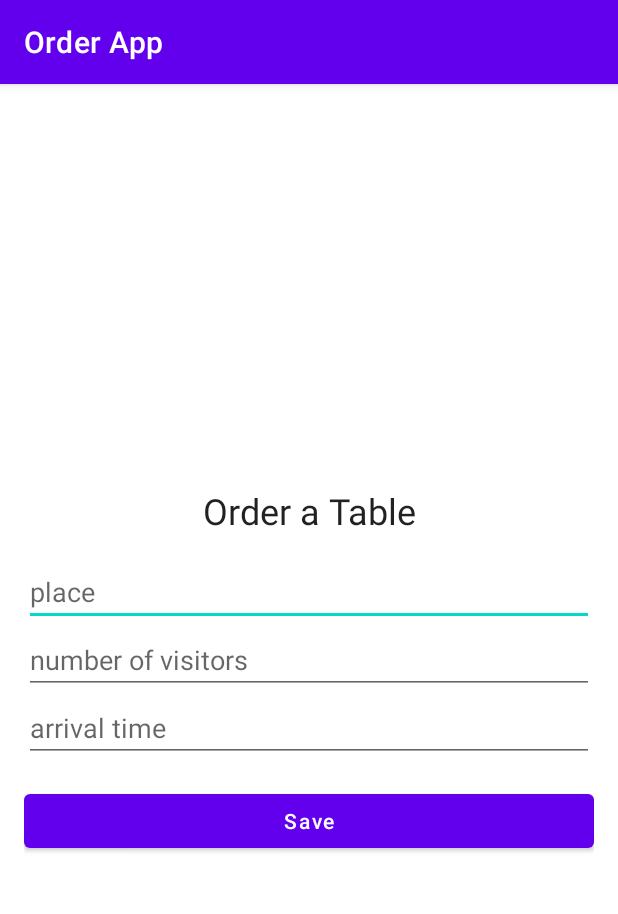
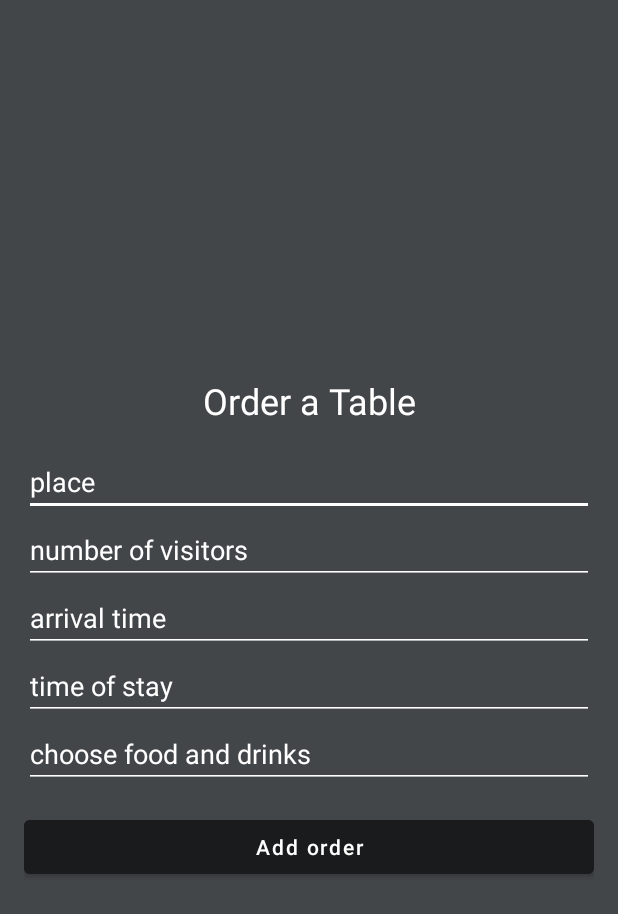
Before and after one commit to Sparrow1001/OrderApp, an Android app: the AddOrderActivity screen opened directly, with no data from a screen before it, on a phone screen of 412 x 824 dp. Shown: the top 914 px of the screen. Run offline under Robolectric (Android 15) with nearby library versions, the phone set to English and light mode, and no system bars.

Commit message:
add UI changes

```diff
--- a/app/src/main/java/com/example/orderapp/Presentation/View/AddOrderActivity.java
+++ b/app/src/main/java/com/example/orderapp/Presentation/View/AddOrderActivity.java
@@ -21,9 +21,7 @@ import java.util.Calendar;
 
 public class AddOrderActivity extends AppCompatActivity {
 
-    private EditText placeEt;
-    private EditText numOfVisitorsEt;
-    private EditText arrivalTimeEt;
+    private EditText placeEt, arrivalTimeEt, numOfVisitorsEt, timeOfStayEt, chooseFoodEt;
     private Button button_save;
     private LocalDateTime time;
 
@@ -39,6 +37,8 @@ public class AddOrderActivity extends AppCompatActivity {
         numOfVisitorsEt = findViewById(R.id.numOfVisitorsEt);
         arrivalTimeEt = findViewById(R.id.arrivalTimeEt);
         button_save = findViewById(R.id.button_save);
+        timeOfStayEt = findViewById(R.id.timeOfStayEt);
+        chooseFoodEt = findViewById(R.id.chooseFoodEt);
 
         arrivalTimeEt.setOnClickListener(new View.OnClickListener() {
             @Override
@@ -79,7 +79,8 @@ public class AddOrderActivity extends AppCompatActivity {
                     String place = placeEt.getText().toString();
                     String numOfVisitors = numOfVisitorsEt.getText().toString();
                     String arrivalTime = arrivalTimeEt.getText().toString();
-
+                    String timeOfStay = timeOfStayEt.getText().toString();
+                    String chooseFood = chooseFoodEt.getText().toString();
 
                     orderViewModel = new OrderViewModel(getApplication());
                     orderViewModel.addOrder(place, Integer.parseInt(numOfVisitors), arrivalTime);
--- a/app/src/main/java/com/example/orderapp/Presentation/View/MainActivity.java
+++ b/app/src/main/java/com/example/orderapp/Presentation/View/MainActivity.java
@@ -34,7 +34,6 @@ public class MainActivity extends AppCompatActivity {
     protected void onCreate(Bundle savedInstanceState) {
         super.onCreate(savedInstanceState);
         setContentView(R.layout.activity_main);
-
 
         FloatingActionButton buttAddOrder = findViewById(R.id.fab);
         buttAddOrder.setOnClickListener(new View.OnClickListener() {
--- /dev/null
+++ b/app/src/main/res/drawable/ic__phone_white.xml
@@ -0,0 +1,5 @@
+<vector android:height="24dp" android:tint="#FFFFFF"
+    android:viewportHeight="24" android:viewportWidth="24"
+    android:width="24dp" xmlns:android="http://schemas.android.com/apk/res/android">
+    <path android:fillColor="@android:color/white" android:pathData="M6.62,10.79c1.44,2.83 3.76,5.14 6.59,6.59l2.2,-2.2c0.27,-0.27 0.67,-0.36 1.02,-0.24 1.12,0.37 2.33,0.57 3.57,0.57 0.55,0 1,0.45 1,1V20c0,0.55 -0.45,1 -1,1 -9.39,0 -17,-7.61 -17,-17 0,-0.55 0.45,-1 1,-1h3.5c0.55,0 1,0.45 1,1 0,1.25 0.2,2.45 0.57,3.57 0.11,0.35 0.03,0.74 -0.25,1.02l-2.2,2.2z"/>
+</vector>
--- /dev/null
+++ b/app/src/main/res/drawable/ic_calendar_white.xml
@@ -0,0 +1,5 @@
+<vector android:height="24dp" android:tint="#FFFFFF"
+    android:viewportHeight="24" android:viewportWidth="24"
+    android:width="24dp" xmlns:android="http://schemas.android.com/apk/res/android">
+    <path android:fillColor="@android:color/white" android:pathData="M20,3h-1L19,1h-2v2L7,3L7,1L5,1v2L4,3c-1.1,0 -2,0.9 -2,2v16c0,1.1 0.9,2 2,2h16c1.1,0 2,-0.9 2,-2L22,5c0,-1.1 -0.9,-2 -2,-2zM20,21L4,21L4,8h16v13z"/>
+</vector>
--- /dev/null
+++ b/app/src/main/res/drawable/ic_share_white.xml
@@ -0,0 +1,5 @@
+<vector android:height="24dp" android:tint="#FFFFFF"
+    android:viewportHeight="24" android:viewportWidth="24"
+    android:width="24dp" xmlns:android="http://schemas.android.com/apk/res/android">
+    <path android:fillColor="@android:color/white" android:pathData="M18,16.08c-0.76,0 -1.44,0.3 -1.96,0.77L8.91,12.7c0.05,-0.23 0.09,-0.46 0.09,-0.7s-0.04,-0.47 -0.09,-0.7l7.05,-4.11c0.54,0.5 1.25,0.81 2.04,0.81 1.66,0 3,-1.34 3,-3s-1.34,-3 -3,-3 -3,1.34 -3,3c0,0.24 0.04,0.47 0.09,0.7L8.04,9.81C7.5,9.31 6.79,9 6,9c-1.66,0 -3,1.34 -3,3s1.34,3 3,3c0.79,0 1.5,-0.31 2.04,-0.81l7.12,4.16c-0.05,0.21 -0.08,0.43 -0.08,0.65 0,1.61 1.31,2.92 2.92,2.92 1.61,0 2.92,-1.31 2.92,-2.92s-1.31,-2.92 -2.92,-2.92z"/>
+</vector>
--- a/app/src/main/res/layout/activity_add_order.xml
+++ b/app/src/main/res/layout/activity_add_order.xml
@@ -5,6 +5,7 @@
     xmlns:tools="http://schemas.android.com/tools"
     android:layout_width="match_parent"
     android:layout_height="match_parent"
+    android:background="@color/grey"
     tools:context=".Presentation.View.AddOrderActivity">
 
     <LinearLayout
@@ -17,6 +18,7 @@
         <TextView
             android:layout_width="match_parent"
             android:layout_height="wrap_content"
+            android:textColor="@color/white"
             android:layout_margin="15dp"
             android:text="Order a Table"
             android:textAlignment="center"
@@ -24,12 +26,16 @@
 
         <EditText
             android:id="@+id/placeEt"
+            android:textColorHint="@color/white"
+            android:backgroundTint="@color/white"
             android:layout_width="match_parent"
             android:layout_height="wrap_content"
             android:hint="place"/>
 
         <EditText
             android:id="@+id/numOfVisitorsEt"
+            android:textColorHint="@color/white"
+            android:backgroundTint="@color/white"
             android:layout_width="match_parent"
             android:layout_height="wrap_content"
             android:inputType="number"
@@ -37,25 +43,39 @@
 
         <EditText
             android:id="@+id/arrivalTimeEt"
+            android:textColorHint="@color/white"
+            android:backgroundTint="@color/white"
             android:layout_width="match_parent"
             android:layout_height="wrap_content"
             android:focusable="false"
             android:hint="arrival time"/>
+        <EditText
+            android:id="@+id/timeOfStayEt"
+            android:textColorHint="@color/white"
+            android:backgroundTint="@color/white"
+            android:layout_width="match_parent"
+            android:layout_height="wrap_content"
+            android:inputType="number"
+            android:hint="time of stay"/>
 
-<!--        <EditText-->
-<!--            android:id="@+id/chooseFoodEt"-->
-<!--            android:layout_width="match_parent"-->
-<!--            android:layout_height="wrap_content"-->
-<!--            android:focusable="false"-->
-<!--            android:hint="choose food and drinks"/>-->
+        <EditText
+            android:id="@+id/chooseFoodEt"
+            android:textColorHint="@color/white"
+            android:backgroundTint="@color/white"
+            android:layout_width="match_parent"
+            android:layout_height="wrap_content"
+            android:focusable="false"
+            android:hint="choose food and drinks"/>
 
         <Button
             android:id="@+id/button_save"
+            android:backgroundTint="@color/dark_grey"
             android:layout_width="match_parent"
             android:layout_height="wrap_content"
             android:layout_gravity="center_horizontal"
             android:layout_marginTop="15dp"
-            android:text="Save"
+            android:text="Add order"
+            android:textColor="@color/white"
             android:textAllCaps="false" />
 
     </LinearLayout>
--- a/app/src/main/res/layout/activity_main.xml
+++ b/app/src/main/res/layout/activity_main.xml
@@ -5,6 +5,7 @@
     xmlns:tools="http://schemas.android.com/tools"
     android:layout_width="match_parent"
     android:layout_height="match_parent"
+    android:background="@color/dark_grey"
     tools:context=".Presentation.View.MainActivity">
 
     <androidx.recyclerview.widget.RecyclerView
@@ -17,10 +18,11 @@
         android:id="@+id/fab"
         android:layout_width="wrap_content"
         android:layout_height="wrap_content"
-        android:layout_alignParentRight="true"
+        android:layout_alignParentEnd="true"
         android:layout_alignParentBottom="true"
         android:layout_marginEnd="30dp"
         android:layout_marginBottom="30dp"
+        android:backgroundTint="@color/white"
         android:src="@drawable/ic_add"
         app:fabSize="normal" />
 
--- a/app/src/main/res/values/colors.xml
+++ b/app/src/main/res/values/colors.xml
@@ -8,4 +8,6 @@
     <color name="black">#FF000000</color>
     <color name="white">#FFFFFFFF</color>
     <color name="blue">#2196F3</color>
+    <color name="grey">#424649</color>
+    <color name="dark_grey">#1A1B1C</color>
 </resources>
--- a/app/src/main/res/values/themes.xml
+++ b/app/src/main/res/values/themes.xml
@@ -1,10 +1,10 @@
 <resources xmlns:tools="http://schemas.android.com/tools">
     <!-- Base application theme. -->
-    <style name="Theme.OrderApp" parent="Theme.MaterialComponents.DayNight.DarkActionBar">
+    <style name="Theme.OrderApp" parent="Theme.MaterialComponents.DayNight.NoActionBar">
         <!-- Primary brand color. -->
-        <item name="colorPrimary">@color/purple_500</item>
-        <item name="colorPrimaryVariant">@color/purple_700</item>
-        <item name="colorOnPrimary">@color/white</item>
+        <item name="colorPrimary">@color/dark_grey</item>
+        <item name="colorPrimaryVariant">@color/grey</item>
+        <item name="colorOnPrimary">@color/black</item>
         <!-- Secondary brand color. -->
         <item name="colorSecondary">@color/teal_200</item>
         <item name="colorSecondaryVariant">@color/teal_700</item>
```
Also changed, not shown: app/src/main/java/com/example/orderapp/Presentation/View/OrderDetailActivity.java (+5 -11 lines), app/src/main/res/layout/activity_order_detail.xml (+66 -29 lines), app/src/main/res/layout/recyclerview_orders.xml (+9 -2 lines).
